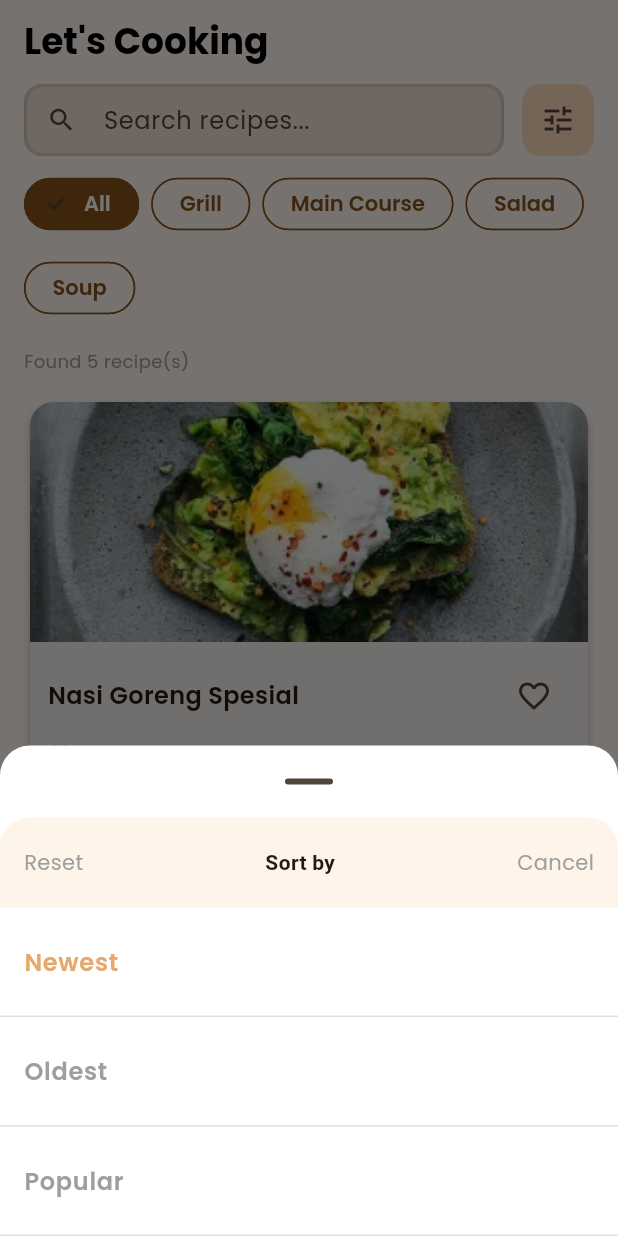
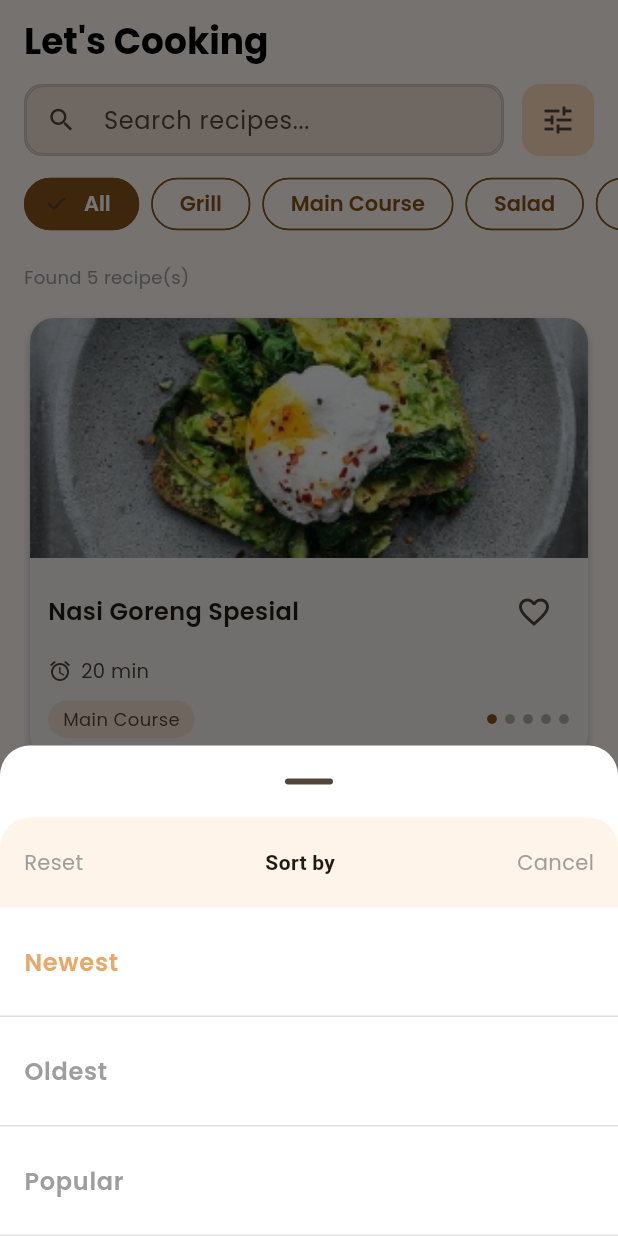
Before and after one commit to fthliqml/cook-ease-app, a Flutter app: the screen it shows after launch, after a tap on the "tune" icon, on a phone screen of 412 x 824 dp. Run offline on Flutter 3.47's test engine with Material 3 defaults, Android fonts, the phone set to English and light mode, and no system bars; our stand-ins replace drift, drift_flutter, go_router, google_fonts; accounts and stored records are empty; generated files the repository leaves out were written again.

Commit message:
feat: enhance recipe seeding logic to refresh legacy data and improve category display in RecipeListPage

```diff
--- a/lib/data/local/drift/seeders/recipe_seeder.dart
+++ b/lib/data/local/drift/seeders/recipe_seeder.dart
@@ -5,8 +5,23 @@ class RecipeSeeder {
   static Future<void> seed(AppDatabase db) async {
     final existing = await db.select(db.recipes).get();
     if (existing.isNotEmpty) {
-      print('✅ Recipes already seeded.');
-      return;
+      // Detect legacy data (from old AppServices) and refresh if needed
+      final categories = existing.map((r) => r.category.trim()).toSet();
+      final allGeneral =
+          categories.length == 1 && categories.contains('General');
+      final allThree = existing.every(
+        (r) => r.difficultyLevel == Difficulty.three,
+      );
+
+      if (allGeneral || allThree) {
+        print(
+          '♻️ Legacy recipe data detected (category=General or difficulty=three for all). Refreshing seed...',
+        );
+        await (db.delete(db.recipes)).go();
+      } else {
+        print('✅ Recipes already seeded.');
+        return;
+      }
     }
 
     await db.batch((batch) {
--- a/lib/views/screens/recipe_list_page.dart
+++ b/lib/views/screens/recipe_list_page.dart
@@ -74,13 +74,10 @@ class _RecipeListPageState extends State<RecipeListPage> {
           ),
 
           // Section 3 - Categories
-          Padding(
-            padding: const EdgeInsets.symmetric(horizontal: 16),
-            child: CategoryWrap(
-              categories: vm.categories,
-              selected: vm.selectedCategory,
-              onSelect: vm.selectCategory,
-            ),
+          CategoryWrap(
+            categories: vm.categories,
+            selected: vm.selectedCategory,
+            onSelect: vm.selectCategory,
           ),
 
           // Section 4 - Results
--- a/lib/views/widgets/app_layout.dart
+++ b/lib/views/widgets/app_layout.dart
@@ -14,6 +14,8 @@ class AppLayout extends StatelessWidget {
       appBar: AppBar(
         systemOverlayStyle: SystemUiOverlayStyle.dark,
         backgroundColor: Colors.transparent,
+        surfaceTintColor: Colors.transparent,
+        scrolledUnderElevation: 0,
         elevation: 0,
         centerTitle: false,
         title: Text(
--- a/lib/views/widgets/category_wrap.dart
+++ b/lib/views/widgets/category_wrap.dart
@@ -15,27 +15,33 @@ class CategoryWrap extends StatelessWidget {
   @override
   Widget build(BuildContext context) {
     final scheme = Theme.of(context).colorScheme;
-    return Wrap(
-      spacing: 8,
-      runSpacing: 8,
-      alignment: WrapAlignment.start,
-      runAlignment: WrapAlignment.start,
-      crossAxisAlignment: WrapCrossAlignment.start,
+    return SingleChildScrollView(
+      scrollDirection: Axis.horizontal,
+      padding: const EdgeInsets.symmetric(horizontal: 16),
+      child: Row(
         children: [
-        for (final cat in categories)
-          ChoiceChip(
-            label: Text(cat),
-            selected: cat == selected,
-            onSelected: (_) => onSelect(cat),
+          for (int i = 0; i < categories.length; i++)
+            Padding(
+              padding: EdgeInsets.only(
+                right: i == categories.length - 1 ? 0 : 8,
+              ),
+              child: ChoiceChip(
+                label: Text(categories[i]),
+                selected: categories[i] == selected,
+                onSelected: (_) => onSelect(categories[i]),
                 labelStyle: TextStyle(
-              color: cat == selected ? scheme.onPrimary : scheme.primary,
+                  color: categories[i] == selected
+                      ? scheme.onPrimary
+                      : scheme.primary,
                   fontWeight: FontWeight.w600,
                 ),
                 selectedColor: scheme.primary,
                 backgroundColor: Colors.transparent,
                 shape: StadiumBorder(side: BorderSide(color: scheme.primary)),
               ),
+            ),
         ],
+      ),
     );
   }
 }
```
Also changed, not shown: lib/services/app_services.dart (deleted, +0 -7 lines). Lines whose indentation alone changed are shown as unchanged.
